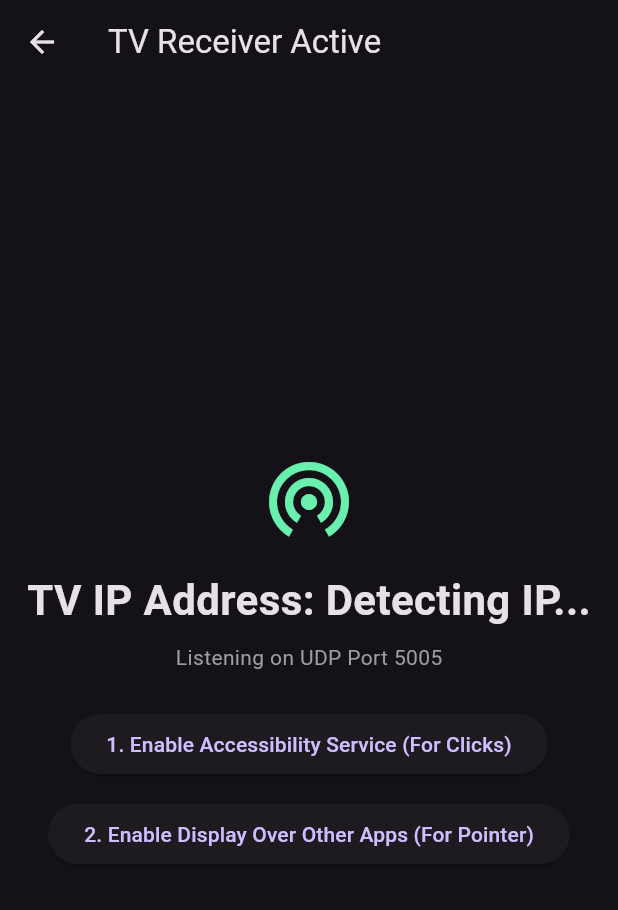
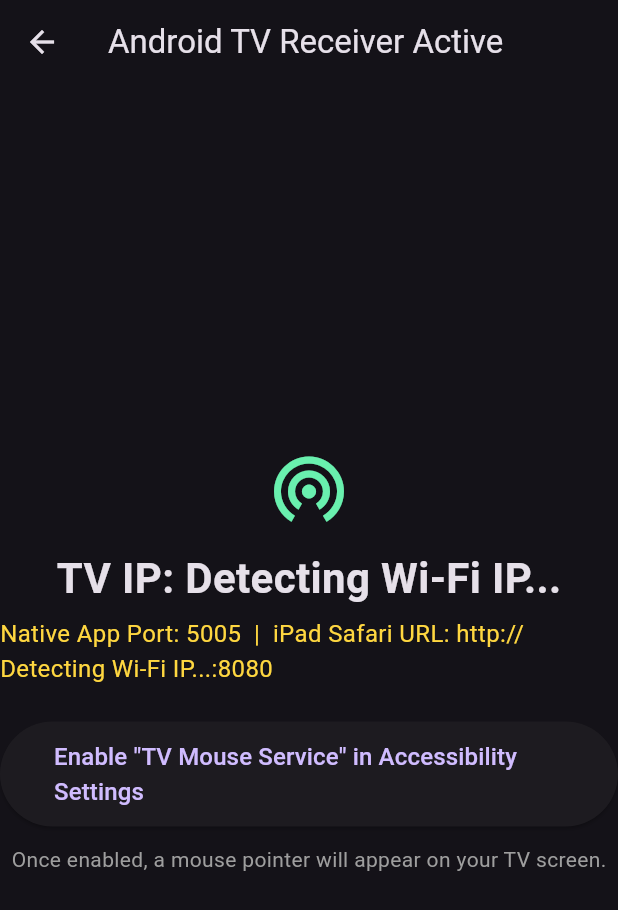
Before and after one commit to becomeoneinmillion-lab/Tv-mouse-remote, a Flutter app: the TvReceiverScreen screen opened directly, on a phone screen of 412 x 824 dp. Shown: the top 910 px of the screen. Run offline on Flutter 3.47's test engine with Material 3 defaults, Android fonts, the phone set to English and light mode, and no system bars.

Commit message:
Update main.dart

```diff
--- a/lib/main.dart
+++ b/lib/main.dart
@@ -14,6 +14,7 @@ class TvRemoteApp extends StatelessWidget {
   Widget build(BuildContext context) {
     return MaterialApp(
       title: 'TV Pointer & Keyboard',
+      debugShowCheckedModeBanner: false,
       theme: ThemeData.dark(useMaterial3: true),
       home: const RoleSelectionScreen(),
     );
@@ -26,8 +27,10 @@ class RoleSelectionScreen extends StatelessWidget {
   @override
   Widget build(BuildContext context) {
     return Scaffold(
-      appBar: AppBar(title: const Text('Select Device Mode')),
+      appBar: AppBar(title: const Text('TV Mouse & Keyboard Remote')),
       body: Center(
+        child: Padding(
+          padding: const EdgeInsets.all(24.0),
           child: Column(
             mainAxisAlignment: MainAxisAlignment.center,
             children: [
@@ -35,7 +38,7 @@ class RoleSelectionScreen extends StatelessWidget {
                 icon: const Icon(Icons.tv, size: 32),
                 label: const Padding(
                   padding: EdgeInsets.all(16.0),
-                child: Text('Start as Android TV Receiver', style: TextStyle(fontSize: 18)),
+                  child: Text('Run as Android TV Receiver', style: TextStyle(fontSize: 18)),
                 ),
                 onPressed: () => Navigator.push(
                   context,
@@ -44,10 +47,10 @@ class RoleSelectionScreen extends StatelessWidget {
               ),
               const SizedBox(height: 24),
               ElevatedButton.icon(
-              icon: const Icon(Icons.touch_app, size: 32),
+                icon: const Icon(Icons.tablet_mac, size: 32),
                 label: const Padding(
                   padding: EdgeInsets.all(16.0),
-                child: Text('Start as iPad / Phone Controller', style: TextStyle(fontSize: 18)),
+                  child: Text('Run as iPad / Phone Controller', style: TextStyle(fontSize: 18)),
                 ),
                 onPressed: () => Navigator.push(
                   context,
@@ -57,12 +60,13 @@ class RoleSelectionScreen extends StatelessWidget {
             ],
           ),
         ),
+      ),
     );
   }
 }
 
 // ============================================================================
-// 1. TV RECEIVER SCREEN (Runs on Android TV)
+// 1. ANDROID TV RECEIVER (UDP Port 5005 + iPad Web App Server on Port 8080)
 // ============================================================================
 class TvReceiverScreen extends StatefulWidget {
   const TvReceiverScreen({super.key});
@@ -73,17 +77,17 @@ class TvReceiverScreen extends StatefulWidget {
 
 class _TvReceiverScreenState extends State<TvReceiverScreen> {
   static const platform = MethodChannel('com.example.tvremote/input');
-  String ipAddress = "Detecting IP...";
+  String ipAddress = "Detecting Wi-Fi IP...";
   RawDatagramSocket? udpSocket;
+  HttpServer? webServer;
 
   @override
   void initState() {
     super.initState();
-    _startReceiver();
+    _startServices();
   }
 
-  Future<void> _startReceiver() async {
-    // Get Local Wi-Fi IP
+  Future<void> _startServices() async {
     for (var interface in await NetworkInterface.list()) {
       for (var addr in interface.addresses) {
         if (addr.type == InternetAddressType.IPv4 && !addr.isLoopback) {
@@ -92,21 +96,30 @@ class _TvReceiverScreenState extends State<TvReceiverScreen> {
       }
     }
 
-    // Bind UDP Port 5005 for low-latency trackpad packets
+    // 1. Start UDP Server (Port 5005) for Native App
     udpSocket = await RawDatagramSocket.bind(InternetAddress.anyIPv4, 5005);
     udpSocket!.listen((RawSocketEvent event) {
       if (event == RawSocketEvent.read) {
         final dg = udpSocket!.receive();
-        if (dg != null) {
-          final msg = utf8.decode(dg.data);
-          _handleCommand(msg);
+        if (dg != null) _handleCommand(utf8.decode(dg.data));
       }
+    });
+
+    // 2. Start HTTP/WebSocket Server (Port 8080) for iPad Safari Web App
+    webServer = await HttpServer.bind(InternetAddress.anyIPv4, 8080);
+    webServer!.listen((HttpRequest req) async {
+      if (WebSocketTransformer.isUpgradeRequest(req)) {
+        final ws = await WebSocketTransformer.upgrade(req);
+        ws.listen((data) => _handleCommand(data.toString()));
+      } else {
+        req.response.headers.contentType = ContentType.html;
+        req.response.write(_ipadWebHtml);
+        await req.response.close();
       }
     });
   }
 
   void _handleCommand(String msg) {
-    // Format: "M:dx:dy" (Move), "C:left" (Click), "K:text" (Keyboard)
     final parts = msg.split(':');
     if (parts[0] == 'M' && parts.length == 3) {
       platform.invokeMethod('moveCursor', {
@@ -115,42 +128,50 @@ class _TvReceiverScreenState extends State<TvReceiverScreen> {
       });
     } else if (parts[0] == 'C') {
       platform.invokeMethod('clickCursor');
+    } else if (parts[0] == 'S' && parts.length == 2) {
+      platform.invokeMethod('scrollCursor', {'dy': double.tryParse(parts[1]) ?? 0.0});
     } else if (parts[0] == 'K' && parts.length >= 2) {
       platform.invokeMethod('sendText', {'text': parts.sublist(1).join(':')});
     } else if (parts[0] == 'B') {
       platform.invokeMethod('pressBack');
+    } else if (parts[0] == 'H') {
+      platform.invokeMethod('pressHome');
     }
   }
 
   @override
   void dispose() {
     udpSocket?.close();
+    webServer?.close();
     super.dispose();
   }
 
   @override
   Widget build(BuildContext context) {
     return Scaffold(
-      appBar: AppBar(title: const Text('TV Receiver Active')),
+      appBar: AppBar(title: const Text('Android TV Receiver Active')),
       body: Center(
         child: Column(
           mainAxisAlignment: MainAxisAlignment.center,
           children: [
-            const Icon(Icons.wifi_tethering, size: 64, color: Colors.greenAccent),
-            const SizedBox(height: 16),
-            Text('TV IP Address: $ipAddress', style: const TextStyle(fontSize: 28, fontWeight: FontWeight.bold)),
-            const SizedBox(height: 8),
-            const Text('Listening on UDP Port 5005', style: TextStyle(color: Colors.grey)),
+            const Icon(Icons.wifi_tethering, size: 56, color: Colors.greenAccent),
+            const SizedBox(height: 12),
+            Text('TV IP: $ipAddress', style: const TextStyle(fontSize: 28, fontWeight: FontWeight.bold)),
+            const SizedBox(height: 6),
+            Text('Native App Port: 5005  |  iPad Safari URL: http://$ipAddress:8080',
+                style: const TextStyle(color: Colors.amberAccent, fontSize: 16)),
             const SizedBox(height: 24),
             ElevatedButton(
+              autofocus: true,
               onPressed: () => platform.invokeMethod('openAccessibilitySettings'),
-              child: const Text('1. Enable Accessibility Service (For Clicks)'),
+              child: const Padding(
+                padding: EdgeInsets.all(12.0),
+                child: Text('Enable "TV Mouse Service" in Accessibility Settings', style: TextStyle(fontSize: 16)),
+              ),
             ),
             const SizedBox(height: 12),
-            ElevatedButton(
-              onPressed: () => platform.invokeMethod('openOverlaySettings'),
-              child: const Text('2. Enable Display Over Other Apps (For Pointer)'),
-            ),
+            const Text('Once enabled, a mouse pointer will appear on your TV screen.',
+                style: TextStyle(color: Colors.grey)),
           ],
         ),
       ),
@@ -159,7 +180,7 @@ class _TvReceiverScreenState extends State<TvReceiverScreen> {
 }
 
 // ============================================================================
-// 2. CONTROLLER SCREEN (Runs on iPad / Android Phone)
+// 2. NATIVE CONTROLLER SCREEN (For iPad .ipa & Android Phone .apk)
 // ============================================================================
 class ControllerScreen extends StatefulWidget {
   const ControllerScreen({super.key});
@@ -172,7 +193,6 @@ class _ControllerScreenState extends State<ControllerScreen> {
   final TextEditingController _ipController = TextEditingController(text: '192.168.1.');
   final TextEditingController _kbController = TextEditingController();
   RawDatagramSocket? _socket;
-  double sensitivity = 1.8;
 
   @override
   void initState() {
@@ -180,10 +200,10 @@ class _ControllerScreenState extends State<ControllerScreen> {
     RawDatagramSocket.bind(InternetAddress.anyIPv4, 0).then((s) => _socket = s);
   }
 
-  void _sendUdp(String payload) {
+  void _send(String cmd) {
     final ip = InternetAddress.tryParse(_ipController.text.trim());
     if (ip != null && _socket != null) {
-      _socket!.send(utf8.encode(payload), ip, 5005);
+      _socket!.send(utf8.encode(cmd), ip, 5005);
     }
   }
 
@@ -193,86 +213,92 @@ class _ControllerScreenState extends State<ControllerScreen> {
       appBar: AppBar(
         title: TextField(
           controller: _ipController,
-          decoration: const InputDecoration(labelText: 'TV IP Address', border: InputBorder.none),
-          keyboardType: TextInputType.number,
+          decoration: const InputDecoration(labelText: 'Enter TV IP Address', border: InputBorder.none),
         ),
         actions: [
-          IconButton(
-            icon: const Icon(Icons.keyboard),
-            onPressed: () => _showKeyboardModal(context),
-          ),
+          IconButton(icon: const Icon(Icons.keyboard), onPressed: () => _showKeyboard(context)),
         ],
       ),
       body: Column(
         children: [
-          // Trackpad Surface
           Expanded(
+            child: Row(
+              children: [
+                // Main Trackpad Area
+                Expanded(
+                  flex: 5,
                   child: GestureDetector(
-              onPanUpdate: (details) {
-                final dx = (details.delta.dx * sensitivity).toStringAsFixed(1);
-                final dy = (details.delta.dy * sensitivity).toStringAsFixed(1);
-                _sendUdp('M:$dx:$dy');
-              },
-              onTap: () => _sendUdp('C:left'),
+                    onPanUpdate: (d) => _send('M:${(d.delta.dx * 1.8).toStringAsFixed(1)}:${(d.delta.dy * 1.8).toStringAsFixed(1)}'),
+                    onTap: () => _send('C:left'),
                     child: Container(
-                margin: const EdgeInsets.all(16),
+                      margin: const EdgeInsets.all(12),
                       decoration: BoxDecoration(
                         color: Colors.grey[900],
                         borderRadius: BorderRadius.circular(16),
-                  border: Border.all(color: Colors.blueAccent.withOpacity(0.5), width: 2),
+                        border: Border.all(color: Colors.blueAccent, width: 2),
                       ),
                       child: const Center(
-                  child: Text(
-                    'Trackpad Area\nDrag to move pointer • Tap to click',
-                    textAlign: TextAlign.center,
-                    style: TextStyle(color: Colors.white54, fontSize: 18),
+                        child: Text('TRACKPAD\nDrag to Move Pointer • Tap to Click',
+                            textAlign: TextAlign.center, style: TextStyle(color: Colors.white54)),
+                      ),
+                    ),
+                  ),
+                ),
+                // Dedicated Scroll Strip on Right Edge
+                Expanded(
+                  flex: 1,
+                  child: GestureDetector(
+                    onVerticalDragUpdate: (d) => _send('S:${(d.delta.dy * 2.5).toStringAsFixed(1)}'),
+                    child: Container(
+                      margin: const EdgeInsets.only(top: 12, bottom: 12, right: 12),
+                      decoration: BoxDecoration(
+                        color: Colors.grey[850],
+                        borderRadius: BorderRadius.circular(16),
+                        border: Border.all(color: Colors.tealAccent),
+                      ),
+                      child: const Center(
+                        child: RotatedBox(
+                          quarterTurns: 3,
+                          child: Text('SCROLL BAR', style: TextStyle(color: Colors.white54)),
                         ),
                       ),
                     ),
                   ),
                 ),
-          // Bottom Hardware Control Bar
+              ],
+            ),
+          ),
           Padding(
             padding: const EdgeInsets.only(bottom: 24, left: 16, right: 16),
             child: Row(
               mainAxisAlignment: MainAxisAlignment.spaceEvenly,
               children: [
-                ElevatedButton.icon(
-                  icon: const Icon(Icons.arrow_back),
-                  label: const Text('Back'),
-                  onPressed: () => _sendUdp('B:back'),
-                ),
-                ElevatedButton.icon(
-                  icon: const Icon(Icons.mouse),
-                  label: const Text('Left Click'),
-                  onPressed: () => _sendUdp('C:left'),
-                ),
+                ElevatedButton.icon(icon: const Icon(Icons.arrow_back), label: const Text('Back'), onPressed: () => _send('B')),
+                ElevatedButton.icon(icon: const Icon(Icons.home), label: const Text('Home'), onPressed: () => _send('H')),
+                ElevatedButton.icon(icon: const Icon(Icons.mouse), label: const Text('Click'), onPressed: () => _send('C:left')),
               ],
             ),
-          ),
+          )
         ],
       ),
     );
   }
 
-  void _showKeyboardModal(BuildContext context) {
+  void _showKeyboard(BuildContext context) {
     showModalBottomSheet(
       context: context,
       isScrollControlled: true,
       builder: (ctx) => Padding(
-        padding: EdgeInsets.only(
-          bottom: MediaQuery.of(ctx).viewInsets.bottom + 16,
-          left: 16, right: 16, top: 16,
-        ),
+        padding: EdgeInsets.only(bottom: MediaQuery.of(ctx).viewInsets.bottom + 16, left: 16, right: 16, top: 16),
         child: Row(
           children: [
             Expanded(
               child: TextField(
                 controller: _kbController,
                 autofocus: true,
-                decoration: const InputDecoration(hintText: 'Type text to send to TV...'),
-                onSubmitted: (val) {
-                  _sendUdp('K:$val');
+                decoration: const InputDecoration(hintText: 'Type text to send to TV focused box...'),
+                onSubmitted: (v) {
+                  _send('K:$v');
                   _kbController.clear();
                 },
               ),
@@ -280,7 +306,7 @@ class _ControllerScreenState extends State<ControllerScreen> {
             IconButton(
               icon: const Icon(Icons.send),
               onPressed: () {
-                _sendUdp('K:${_kbController.text}');
+                _send('K:${_kbController.text}');
                 _kbController.clear();
               },
             )
@@ -290,3 +316,45 @@ class _ControllerScreenState extends State<ControllerScreen> {
     );
   }
 }
+
+// Built-in HTML5 Web Remote for iPad Safari (Zero-Sideload Option)
+const String _ipadWebHtml = '''
+<!DOCTYPE html>
+<html>
+<head>
+  <meta name="viewport" content="width=device-width, initial-scale=1.0, maximum-scale=1.0, user-scalable=no">
+  <meta name="apple-mobile-web-app-capable" content="yes">
+  <title>TV Touchpad</title>
+  <style>
+    body { margin:0; background:#121212; color:#fff; font-family:sans-serif; display:flex; flex-direction:column; height:100vh; overflow:hidden; user-select:none; -webkit-user-select:none; }
+    #pad { flex:1; margin:12px; background:#1e1e1e; border:2px solid #448aff; border-radius:16px; display:flex; align-items:center; justify-content:center; color:#777; font-size:20px; touch-action:none; }
+    .bar { display:flex; gap:10px; padding:0 12px 20px 12px; }
+    button, input { padding:14px; border-radius:10px; border:none; background:#2c2c2c; color:#fff; font-size:16px; }
+    input { flex:1; }
+  </style>
+</head>
+<body>
+  <div id="pad">iPad Trackpad (Drag to Move • Tap to Click)</div>
+  <div class="bar">
+    <button onclick="ws.send('B')">Back</button>
+    <button onclick="ws.send('H')">Home</button>
+    <input id="kb" placeholder="Type text for TV..." onkeydown="if(event.key==='Enter'){ws.send('K:'+this.value);this.value='';}">
+    <button onclick="let i=document.getElementById('kb');ws.send('K:'+i.value);i.value='';">Send</button>
+  </div>
+  <script>
+    const ws = new WebSocket('ws://' + location.host);
+    const pad = document.getElementById('pad');
+    let lx = 0, ly = 0, moved = false;
+    pad.addEventListener('touchstart', e => { lx = e.touches[0].clientX; ly = e.touches[0].clientY; moved = false; });
+    pad.addEventListener('touchmove', e => {
+      e.preventDefault(); moved = true;
+      let dx = (e.touches[0].clientX - lx) * 1.8;
+      let dy = (e.touches[0].clientY - ly) * 1.8;
+      lx = e.touches[0].clientX; ly = e.touches[0].clientY;
+      ws.send('M:' + dx.toFixed(1) + ':' + dy.toFixed(1));
+    }, {passive:false});
+    pad.addEventListener('touchend', e => { if(!moved) ws.send('C:left'); });
+  </script>
+</body>
+</html>
+''';
```
Lines whose indentation alone changed are shown as unchanged.
